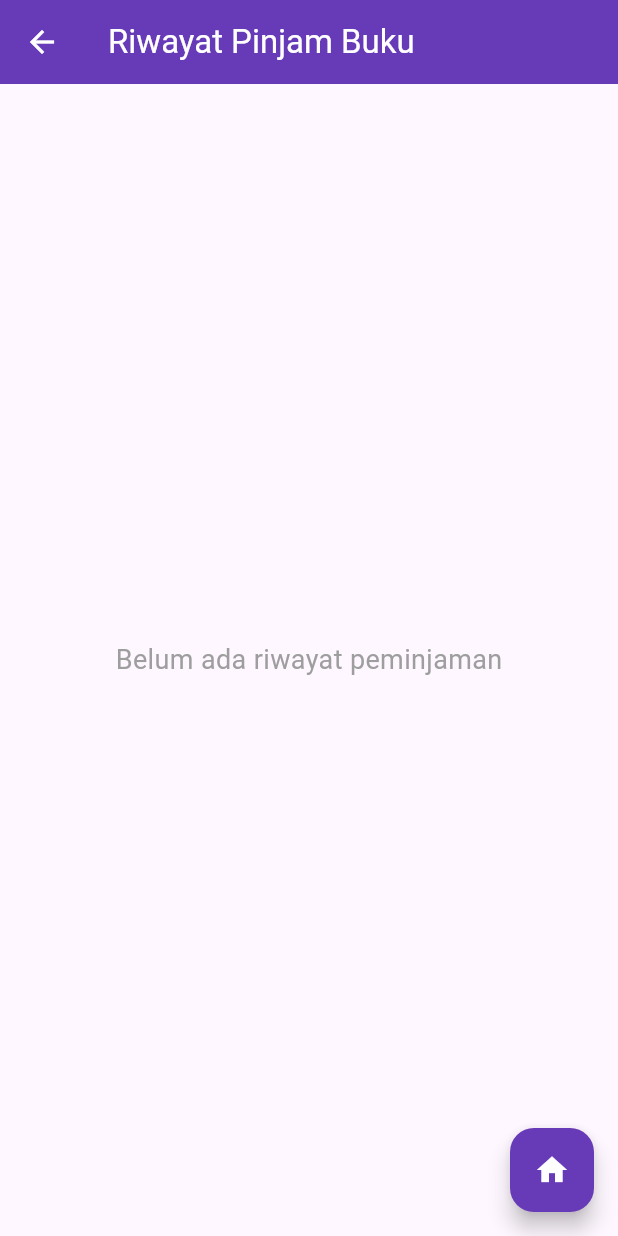
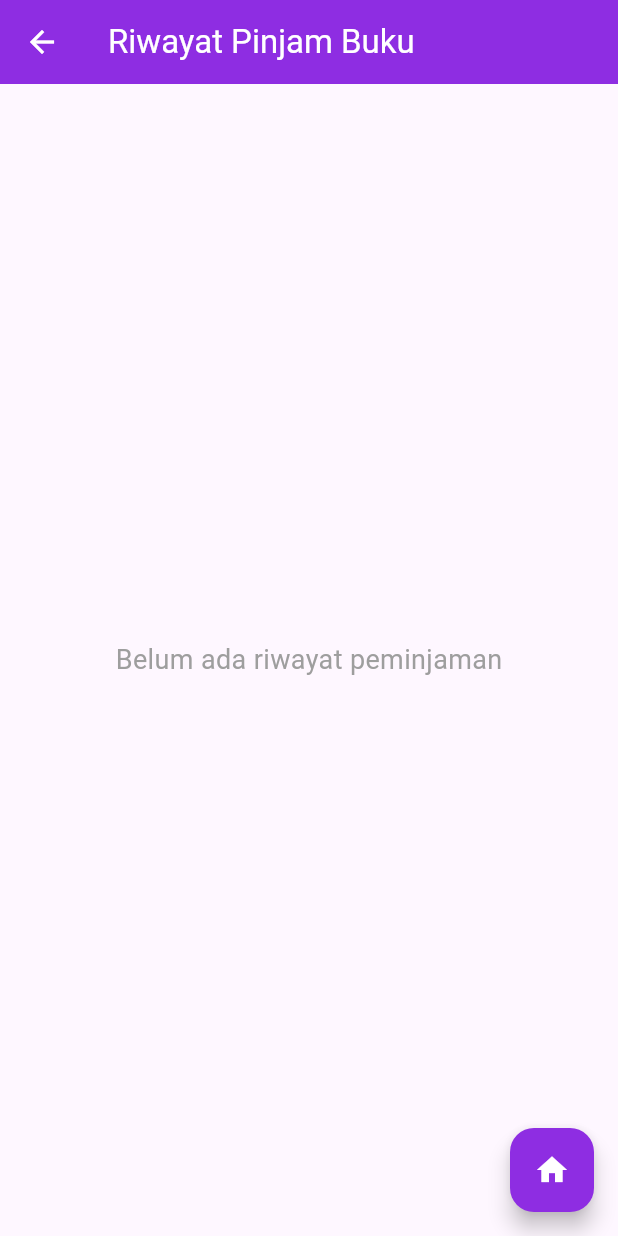
Before and after one commit to MomoAjahhh/utspam_IF5A_0020_perpus, a Flutter app: the HomeScreen screen opened by its route, after a tap on "Riwayat", on a phone screen of 412 x 824 dp. Run offline on Flutter 3.47's test engine with Material 3 defaults, Android fonts, the light colour scheme and no system bars; our stand-ins replace shared_preferences, sqflite; accounts and stored records are empty; network calls fail.

Commit message:
Update perbaikan sedikit dan pengecekan terakhir

```diff
--- a/lib/data/db_helper.dart
+++ b/lib/data/db_helper.dart
@@ -70,7 +70,7 @@ class DbHelper {
           'title': "Pemrograman Flutter Dasar",
           'genre': "Teknologi",
           'pricePerDay': 20000,
-          'coverUrl': "https://picsum.photos/seed/book1/300/400",
+          'coverUrl': "ssets/images/PemrogramanFlutterDasar.jpg",
           'synopsis': "Belajar membuat aplikasi mobile dengan Flutter dari nol.",
         },
         {
@@ -78,7 +78,7 @@ class DbHelper {
           'title': "Algoritma dan Struktur Data",
           'genre': "Algoritma",
           'pricePerDay': 7000,
-          'coverUrl': "https://picsum.photos/seed/book2/300/400",
+          'coverUrl': "assets/images/AlgoritmadanStrukturData.jpg",
           'synopsis': "Buku klasik algoritma dengan contoh bahasa C dan Java.",
         },
         {
--- a/lib/services/storage_service.dart
+++ b/lib/services/storage_service.dart
@@ -19,7 +19,7 @@ class StorageService {
           title: "Pemrograman Flutter Dasar",
           genre: "Teknologi",
           pricePerDay: 20000,
-          coverUrl: "https://picsum.photos/seed/book1/300/400",
+          coverUrl: "assets/images/PemrogramanFlutterDasar.jpg",
           synopsis: "Belajar membuat aplikasi mobile dengan Flutter dari awal.",
         ),
         Book(
@@ -27,7 +27,7 @@ class StorageService {
           title: "Algoritma dan Struktur Data",
           genre: "Algoritma",
           pricePerDay: 7000,
-          coverUrl: "https://picsum.photos/seed/book2/300/400",
+          coverUrl: "assets/images/AlgoritmadanStrukturData.jpg",
           synopsis: "Buku klasik algoritma dengan contoh bahasa C dan Java.",
         ),
         Book(
--- a/lib/views/borrow_screen.dart
+++ b/lib/views/borrow_screen.dart
@@ -51,7 +51,7 @@ class _BorrowScreenState extends State<BorrowScreen> {
     final tr = Transaction(
       id: null,
       userId: widget.userId,
-      bookId: int.parse(widget.book.id),   // aman
+      bookId: int.parse(widget.book.id),
       tglPinjam: tglCtr.text,
       durasiPinjam: int.parse(durasiCtr.text),
       totalBiaya: total,
--- a/lib/views/history_screen.dart
+++ b/lib/views/history_screen.dart
@@ -31,7 +31,7 @@ class _HistoryScreenState extends State<HistoryScreen> {
     return Scaffold(
       appBar: AppBar(
         title: Text("Riwayat Pinjam Buku"),
-        backgroundColor: Colors.deepPurple,
+        backgroundColor: Color(0xFF8E2DE2),
         foregroundColor: Colors.white,
       ),
       body: FutureBuilder<List<Transaction>>(
@@ -125,7 +125,7 @@ class _HistoryScreenState extends State<HistoryScreen> {
         },
       ),
       floatingActionButton: FloatingActionButton(
-        backgroundColor: Colors.deepPurple,
+        backgroundColor: Color(0xFF8E2DE2),
         child: Icon(Icons.home, color: Colors.white),
         onPressed: () {
           Navigator.pushReplacement(
--- a/lib/views/home_screen.dart
+++ b/lib/views/home_screen.dart
@@ -1,5 +1,6 @@
 import 'package:flutter/material.dart';
 import 'package:shared_preferences/shared_preferences.dart';
+import 'dart:convert';
 import 'login_screen.dart';
 import 'book_list_screen.dart';
 import 'history_screen.dart';
@@ -22,9 +23,24 @@ class _HomeScreenState extends State<HomeScreen> {
 
   Future<void> _loadUserData() async {
     final prefs = await SharedPreferences.getInstance();
-    setState(() {
-      _fullName = prefs.getString('userName') ?? "Anggota";
-    });
+    final String? userJson = prefs.getString('current_user');
+
+    if (userJson != null) {
+      try {
+        final userData = jsonDecode(userJson) as Map<String, dynamic>;
+        setState(() {
+          _fullName = userData['nama_lengkap'] ?? "Anggota";
+        });
+      } catch (e) {
+        setState(() {
+          _fullName = "Anggota";
+        });
+      }
+    } else {
+      setState(() {
+        _fullName = "Anggota";
+      });
+    }
   }
 
   Future<void> _handleLogout() async {
@@ -157,7 +173,6 @@ class _HomeScreenState extends State<HomeScreen> {
                     icon: Icons.person_outline,
                     color: Colors.green,
                     onTap: () {
-                      Navigator.pop(context); // tutup drawer kalau pakai drawer
                       Navigator.pushNamed(context, '/profile');
                     },
                   ),
--- a/lib/views/login_screen.dart
+++ b/lib/views/login_screen.dart
@@ -105,7 +105,6 @@ class _LoginScreenState extends State<LoginScreen> {
                             }
 
                             if (loggedInUser != null) {
-                              // SIMPAN SESSION DENGAN CARA PALING AMAN (tanpa toJson)
                               final prefs =
                                   await SharedPreferences.getInstance();
                               await prefs.setString(
@@ -118,7 +117,7 @@ class _LoginScreenState extends State<LoginScreen> {
                                   'telp': loggedInUser.noTelp,
                                   'username': loggedInUser.username,
                                   'password': loggedInUser
-                                      .password, // boleh disimpan karena lokal
+                                      .password,
                                 }),
                               );
 
--- a/pubspec.yaml
+++ b/pubspec.yaml
@@ -64,6 +64,8 @@ flutter:
 
   # To add assets to your application, add an assets section, like this:
   assets:
+    - assets/images/PemrogramanFlutterDasar.jpg
+    - assets/images/AlgoritmadanStrukturData.jpg
     - assets/images/1984.jpg
     - assets/images/animalfarm.jpg
     - assets/images/donquixote.jpg
```
Also changed, not shown: lib/views/book_list_screen.dart (+3 -7 lines), lib/views/profile_screen.dart (+7 -16 lines), lib/views/register_screen.dart (+1 -12 lines), assets/images/AlgoritmadanStrukturData.jpg (added), assets/images/PemrogramanFlutterDasar.jpg (added), 1 other file.
